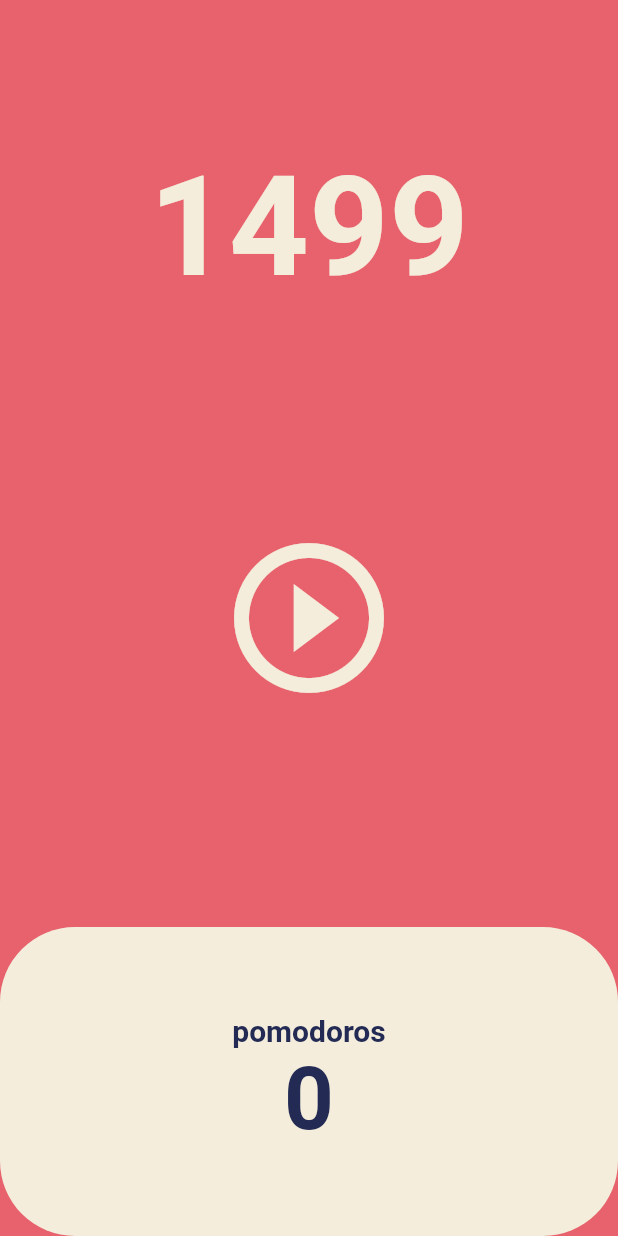
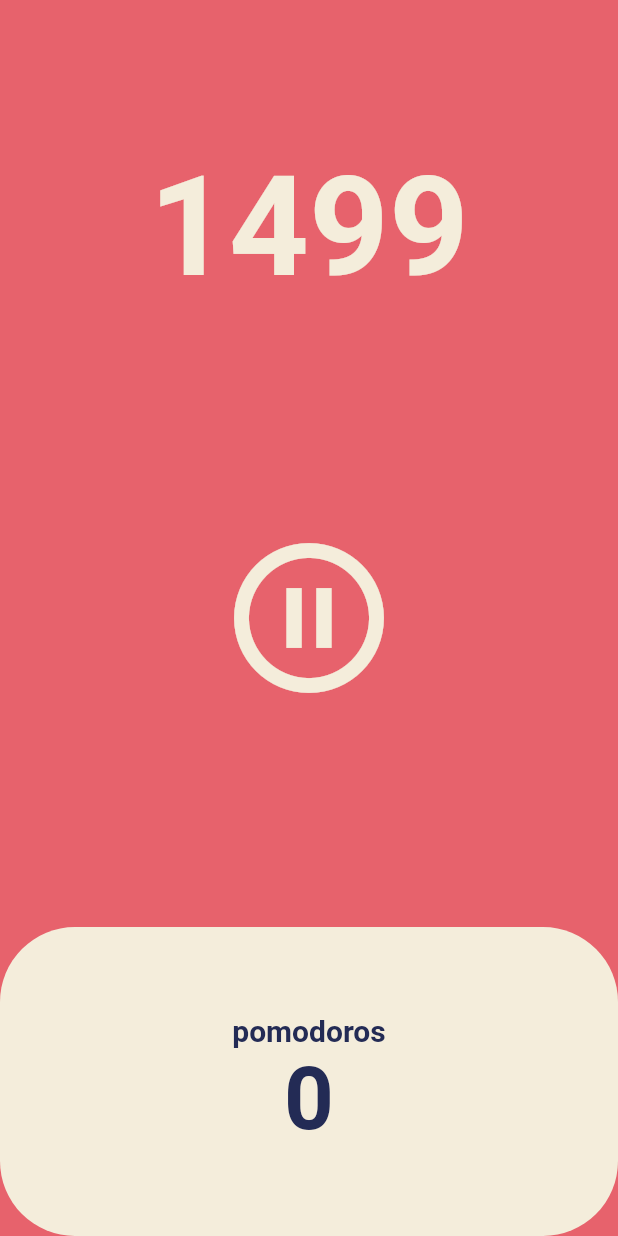
Before and after one commit to Jay325K/TIL, a Flutter app: the screen it shows after launch, after a tap on the "play circle outline" icon, on a phone screen of 412 x 824 dp. Run offline on Flutter 3.47's test engine with Material 2 defaults, Android fonts, the light colour scheme and no system bars.

Commit message:
pause player

```diff
--- a/dart/toonflix/lib/screens/home_screen.dart
+++ b/dart/toonflix/lib/screens/home_screen.dart
@@ -10,6 +10,7 @@ class HomeScreen extends StatefulWidget {
 
 class _HomeScreenState extends State<HomeScreen> {
   int totalSeconds = 1500;
+  bool isRunning = false;
   late Timer timer;
 
   void onTick(Timer timer) {
@@ -23,6 +24,15 @@ class _HomeScreenState extends State<HomeScreen> {
       const Duration(seconds: 1),
       onTick,
     );
+    isRunning = true;
+    setState(() {});
+  }
+
+  void onPausePressed() {
+    timer.cancel();
+    setState(() {
+      isRunning = false;
+    });
   }
 
   @override
@@ -49,8 +59,10 @@ class _HomeScreenState extends State<HomeScreen> {
             flex: 2,
             child: Center(
               child: IconButton(
-                onPressed: onStartPressed,
-                icon: const Icon(Icons.play_circle_outline),
+                onPressed: isRunning ? onPausePressed : onStartPressed,
+                icon: Icon(isRunning
+                    ? Icons.pause_circle_outline
+                    : Icons.play_circle_outline),
                 iconSize: 120,
                 color: Theme.of(context).cardColor,
               ),
```
